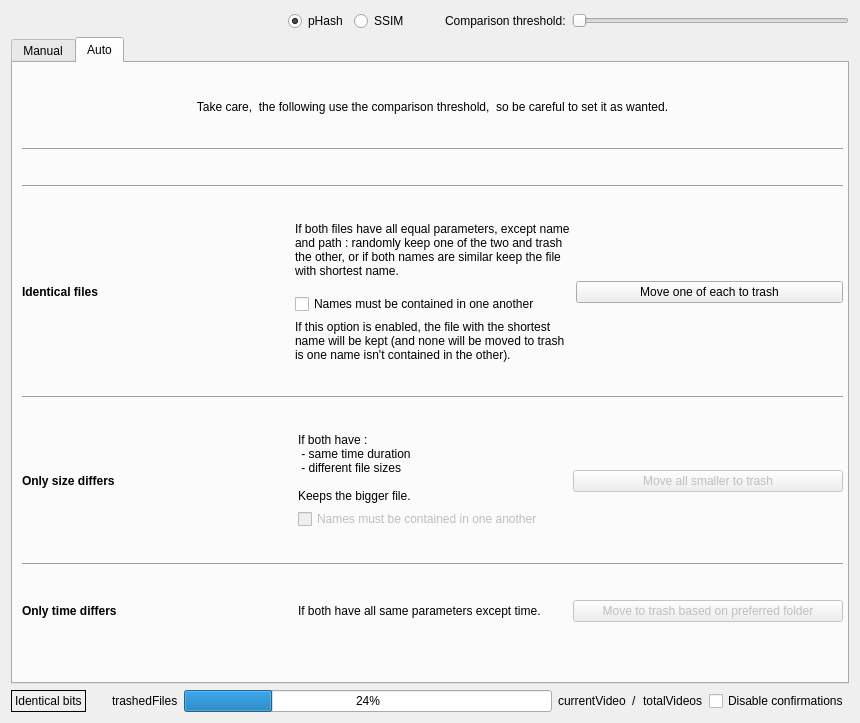
First picture: the form in QtProject/comparison.ui, repository theophanemayaud/video-simili-duplicate-cleaner, before the edit.
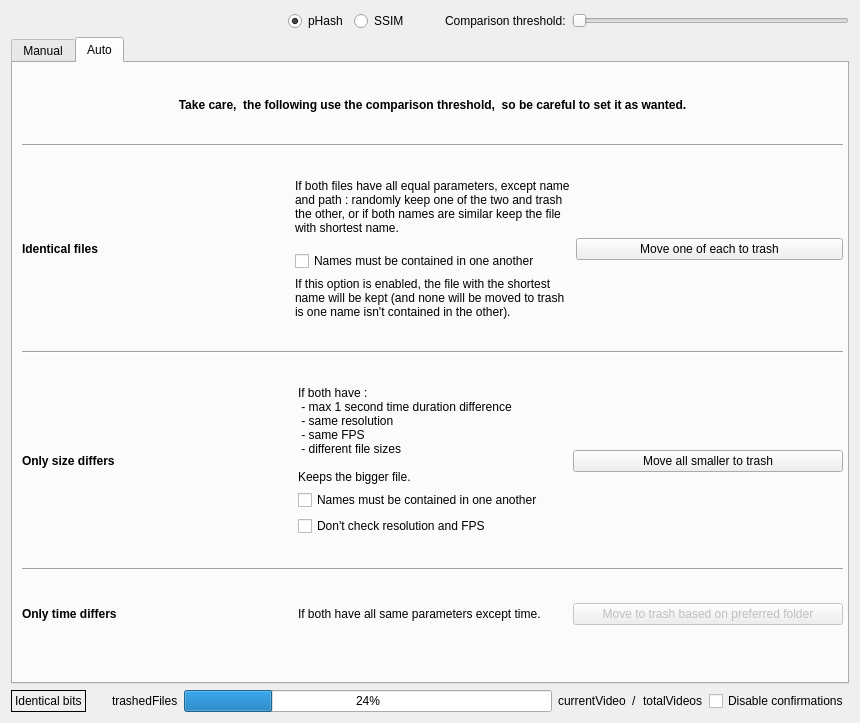
Second picture: the form after the edit. The open tabs and pages were chosen to show the change. Custom widgets are drawn as their Qt base class.

Commit message: feat(comparison): added auto trash feature when sizes differ

```diff
--- a/QtProject/comparison.ui
+++ b/QtProject/comparison.ui
@@ -946,6 +946,12 @@
             <verstretch>0</verstretch>
            </sizepolicy>
           </property>
+          <property name="font">
+           <font>
+            <weight>75</weight>
+            <bold>true</bold>
+           </font>
+          </property>
           <property name="text">
            <string>Take care,  the following use the comparison threshold,  so be careful to set it as wanted.</string>
           </property>
@@ -961,13 +967,6 @@
           </property>
          </widget>
         </item>
-        <item>
-         <widget class="Line" name="line_3">
-          <property name="orientation">
-           <enum>Qt::Horizontal</enum>
-          </property>
-         </widget>
-        </item>
         <item>
          <layout class="QHBoxLayout" name="horizontalLayout_7">
           <item>
@@ -1080,7 +1079,9 @@
               </property>
               <property name="text">
                <string>If both have : 
- - same time duration 
+ - max 1 second time duration difference
+ - same resolution
+ - same FPS
  - different file sizes 
 
 Keeps the bigger file.</string>
@@ -1090,19 +1091,29 @@
             <item>
              <widget class="QCheckBox" name="checkBox">
               <property name="enabled">
-               <bool>false</bool>
+               <bool>true</bool>
               </property>
               <property name="text">
                <string>Names must be contained in one another</string>
               </property>
              </widget>
             </item>
+            <item>
+             <widget class="QCheckBox" name="autoOnlySizeDontCheckResFpsCheckbox">
+              <property name="enabled">
+               <bool>true</bool>
+              </property>
+              <property name="text">
+               <string>Don't check resolution and FPS</string>
+              </property>
+             </widget>
+            </item>
            </layout>
           </item>
           <item>
            <widget class="QPushButton" name="pushButton_2">
             <property name="enabled">
-             <bool>false</bool>
+             <bool>true</bool>
             </property>
             <property name="text">
              <string>Move all smaller to trash</string>
```
Left out of the diff: 4 changed lines with no effect on the pictures. The commit also changes 2 other files.
